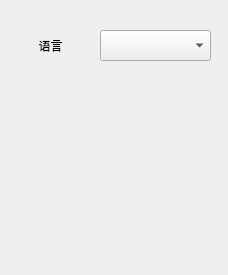
Qt form src/ui/settingswindow.ui (CopyPlusPlus/CopyPlusPlus-Qt) before a commit.
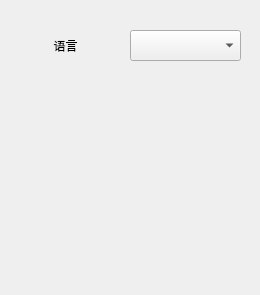
The same form after that commit.

```diff
--- a/src/ui/settingswindow.ui
+++ b/src/ui/settingswindow.ui
@@ -6,8 +6,8 @@
    <rect>
     <x>0</x>
     <y>0</y>
-    <width>228</width>
-    <height>275</height>
+    <width>260</width>
+    <height>295</height>
    </rect>
   </property>
   <property name="windowTitle">
@@ -19,7 +19,7 @@
      <rect>
       <x>10</x>
       <y>30</y>
-      <width>81</width>
+      <width>111</width>
       <height>31</height>
      </rect>
     </property>
@@ -33,7 +33,7 @@
    <widget class="QComboBox" name="languageList">
     <property name="geometry">
      <rect>
-      <x>100</x>
+      <x>130</x>
       <y>30</y>
       <width>111</width>
       <height>31</height>
```
